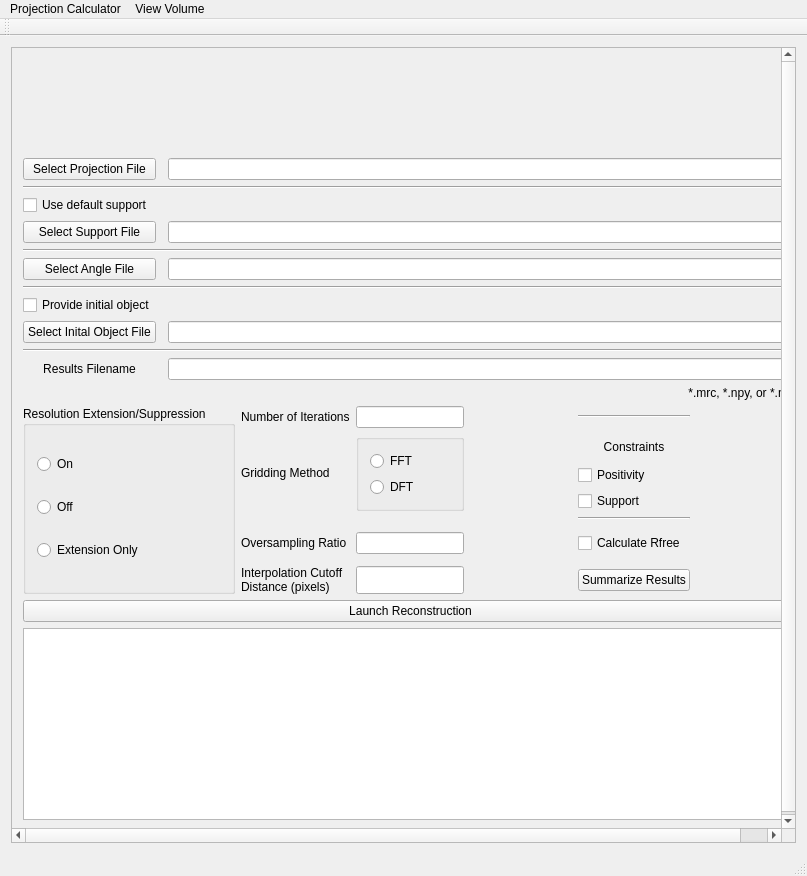
Above: GENFIRE/gui/GENFIRE_MainWindow.ui from genfire-em/GENFIRE-Python before the change. Below: the same form after it.
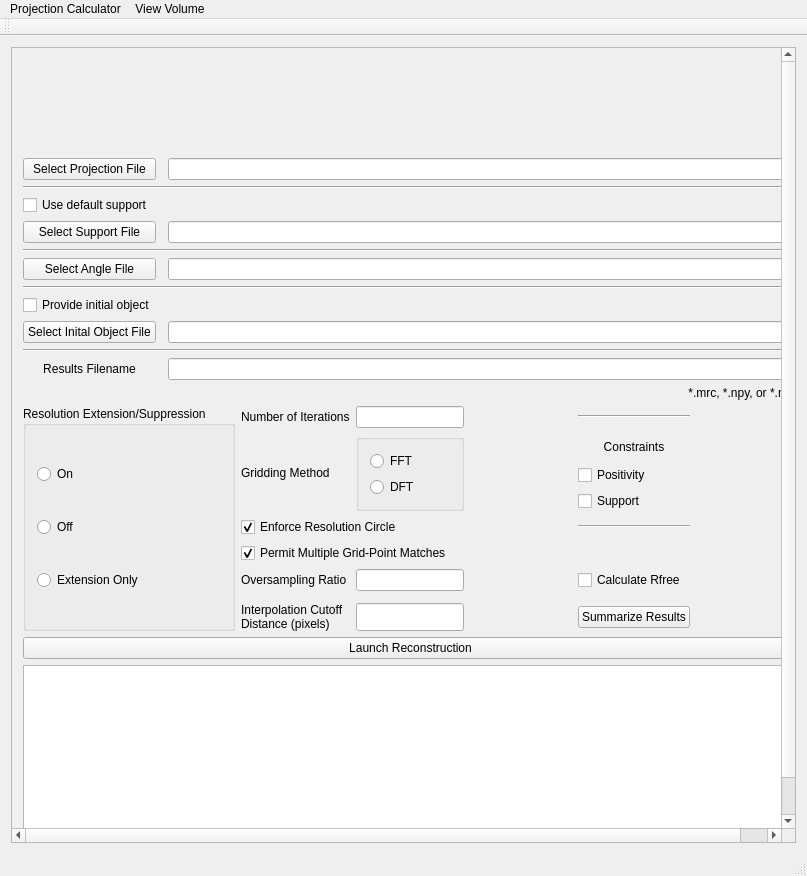
That is the form after the change. Icons and pictures are not drawn.

Commit message: fixed Rfree and added options for multiple gridding and optional resolution circle

The edit to the form file:
```diff
--- a/GENFIRE/gui/GENFIRE_MainWindow.ui
+++ b/GENFIRE/gui/GENFIRE_MainWindow.ui
@@ -35,7 +35,7 @@
          <x>0</x>
          <y>0</y>
          <width>799</width>
-         <height>928</height>
+         <height>953</height>
         </rect>
        </property>
        <layout class="QVBoxLayout" name="verticalLayout_4">
@@ -417,6 +417,26 @@
                 </property>
                </widget>
               </item>
+              <item row="2" column="0" colspan="2">
+               <widget class="QCheckBox" name="checkBox_resCircle">
+                <property name="text">
+                 <string>Enforce Resolution Circle</string>
+                </property>
+                <property name="checked">
+                 <bool>true</bool>
+                </property>
+               </widget>
+              </item>
+              <item row="3" column="0" colspan="2">
+               <widget class="QCheckBox" name="checkBox_multiGridding">
+                <property name="text">
+                 <string>Permit Multiple Grid-Point Matches</string>
+                </property>
+                <property name="checked">
+                 <bool>true</bool>
+                </property>
+               </widget>
+              </item>
              </layout>
             </item>
            </layout>
```
The commit also changes 10 other files.
